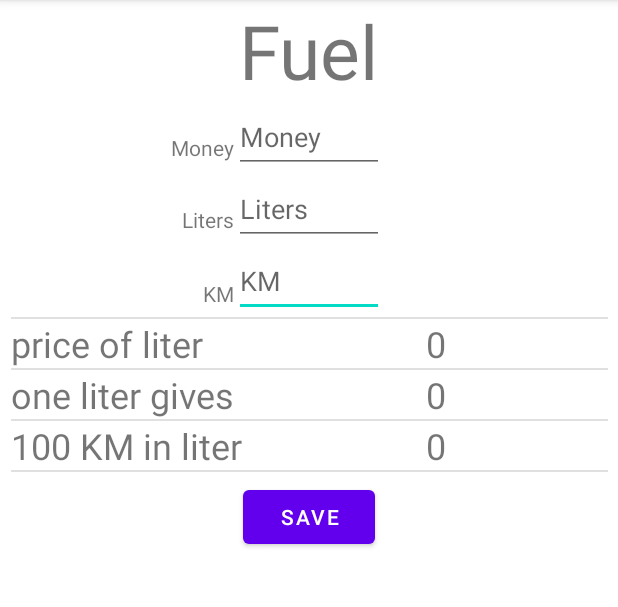
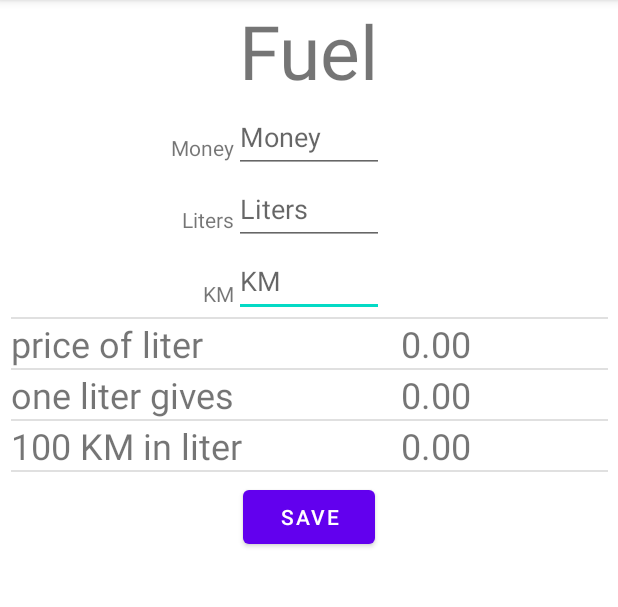
Before and after one commit to ishay320/Expenses, an Android app: the screen it shows after launch (MainActivity), on a phone screen of 412 x 824 dp, the part 84-691 px from its top. Run offline under Robolectric (Android 15) with nearby library versions, the phone set to English and light mode, and no system bars.

Commit message:
fuel base is done

```diff
--- a/app/src/main/java/com/example/expenses/MainActivity.java
+++ b/app/src/main/java/com/example/expenses/MainActivity.java
@@ -50,6 +50,8 @@ public class MainActivity extends AppCompatActivity {
                 }
             });
         }
+
+        //TODO: add functionality and save to drive
         button_save = findViewById(R.id.button_save);
         button_save.setOnClickListener(new View.OnClickListener() {
             @Override
--- a/app/src/main/res/layout/activity_main.xml
+++ b/app/src/main/res/layout/activity_main.xml
@@ -141,7 +141,7 @@
                 android:id="@+id/PriceOfLiter"
                 android:layout_width="229dp"
                 android:layout_height="wrap_content"
-                android:text="0"
+                android:text="0.00"
                 android:textAlignment="center"
                 android:textSize="24sp" />
 
@@ -170,7 +170,7 @@
                 android:id="@+id/KMPerLiter"
                 android:layout_width="229dp"
                 android:layout_height="wrap_content"
-                android:text="0"
+                android:text="0.00"
                 android:textAlignment="center"
                 android:textSize="24sp" />
         </LinearLayout>
@@ -198,7 +198,7 @@
                 android:id="@+id/LiterIn100"
                 android:layout_width="229dp"
                 android:layout_height="wrap_content"
-                android:text="0"
+                android:text="0.00"
                 android:textAlignment="center"
                 android:textSize="24sp" />
         </LinearLayout>
```
